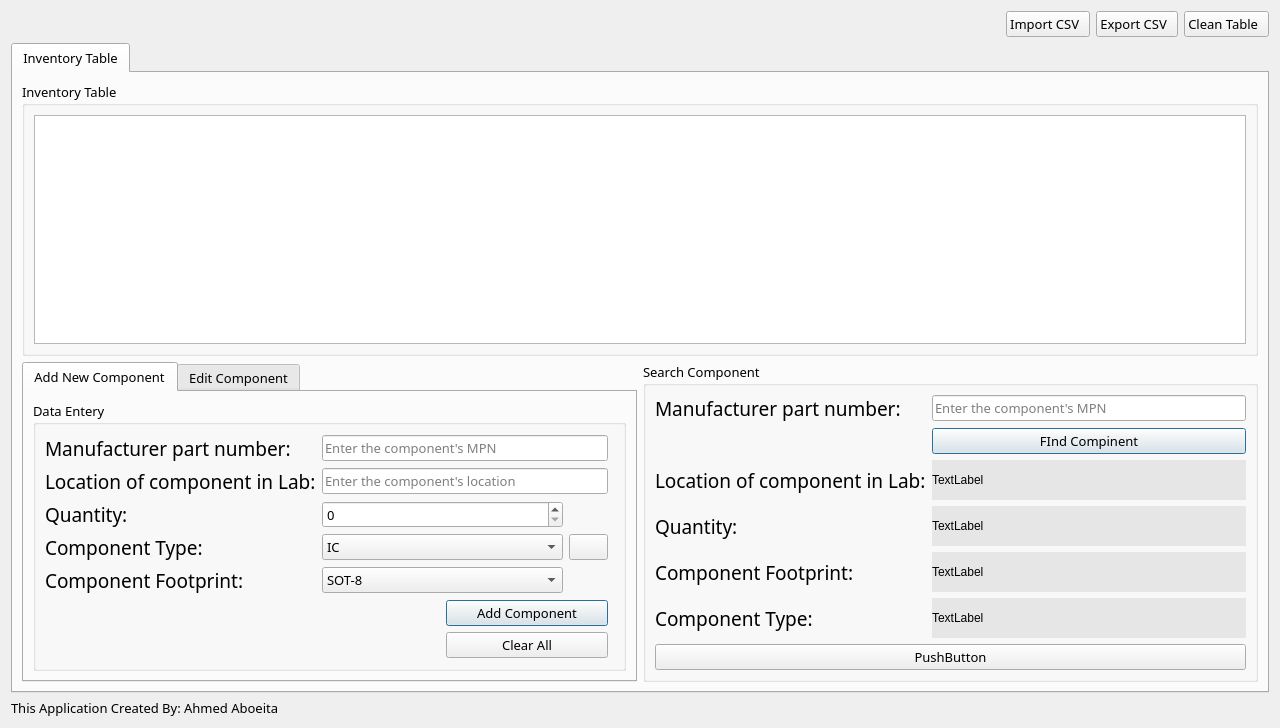
First picture: the form in Lab_Inventory_Qt_Project/Lab_Inventory/form_files/widget.ui, repository AhmedAbo-Eita/Cpp_Programing_bootcamp, before the edit.
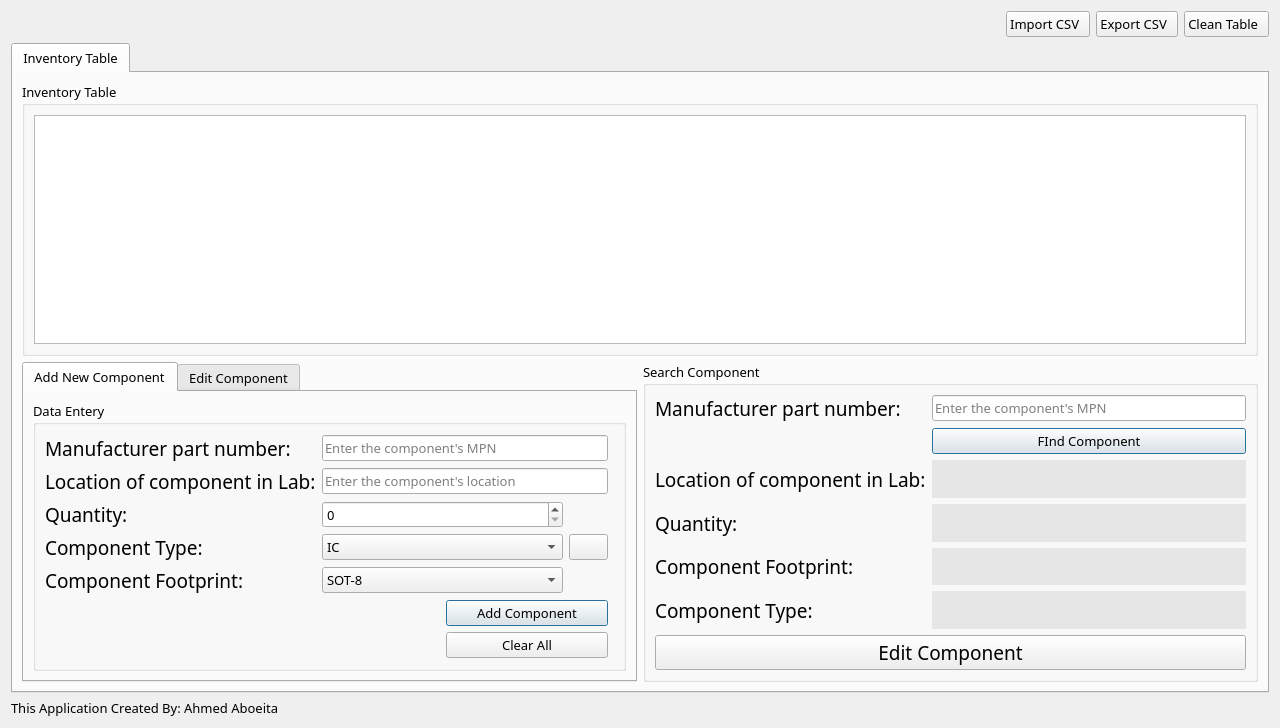
Second picture: the form after the edit. Icons and pictures are not drawn.

Commit message: add search feature

Diff of the .ui file:
```diff
--- a/Lab_Inventory_Qt_Project/Lab_Inventory/form_files/widget.ui
+++ b/Lab_Inventory_Qt_Project/Lab_Inventory/form_files/widget.ui
@@ -1225,7 +1225,10 @@
                  <string notr="true">background-color: rgb(230, 230, 230);</string>
                 </property>
                 <property name="text">
-                 <string>TextLabel</string>
+                 <string/>
+                </property>
+                <property name="margin">
+                 <number>9</number>
                 </property>
                </widget>
               </item>
@@ -1235,7 +1238,7 @@
                  <string notr="true">font: 14pt &quot;Blinker&quot;;</string>
                 </property>
                 <property name="text">
-                 <string>FInd Compinent</string>
+                 <string>FInd Component</string>
                 </property>
                 <property name="autoDefault">
                  <bool>true</bool>
@@ -1251,7 +1254,10 @@
                  <string notr="true">background-color: rgb(230, 230, 230);</string>
                 </property>
                 <property name="text">
-                 <string>TextLabel</string>
+                 <string/>
+                </property>
+                <property name="margin">
+                 <number>9</number>
                 </property>
                </widget>
               </item>
@@ -1261,7 +1267,10 @@
                  <string notr="true">background-color: rgb(230, 230, 230);</string>
                 </property>
                 <property name="text">
-                 <string>TextLabel</string>
+                 <string/>
+                </property>
+                <property name="margin">
+                 <number>9</number>
                 </property>
                </widget>
               </item>
@@ -1271,16 +1280,42 @@
                  <string notr="true">background-color: rgb(230, 230, 230);</string>
                 </property>
                 <property name="text">
-                 <string>TextLabel</string>
+                 <string/>
+                </property>
+                <property name="margin">
+                 <number>9</number>
                 </property>
                </widget>
               </item>
              </layout>
             </item>
             <item>
-             <widget class="QPushButton" name="pushButton">
+             <widget class="QPushButton" name="EditComponentPushButton">
+              <property name="sizePolicy">
+               <sizepolicy hsizetype="Preferred" vsizetype="Fixed">
+                <horstretch>0</horstretch>
+                <verstretch>0</verstretch>
+               </sizepolicy>
+              </property>
+              <property name="minimumSize">
+               <size>
+                <width>0</width>
+                <height>35</height>
+               </size>
+              </property>
+              <property name="font">
+               <font>
+                <family>Blinker</family>
+                <pointsize>14</pointsize>
+                <italic>false</italic>
+                <bold>false</bold>
+               </font>
+              </property>
+              <property name="styleSheet">
+               <string notr="true">font: 14pt &quot;Blinker&quot;;</string>
+              </property>
               <property name="text">
-               <string>PushButton</string>
+               <string>Edit Component</string>
               </property>
              </widget>
             </item>
```
Left out of the diff: 24 changed lines with no effect on the pictures. The commit also changes 2 other files.
